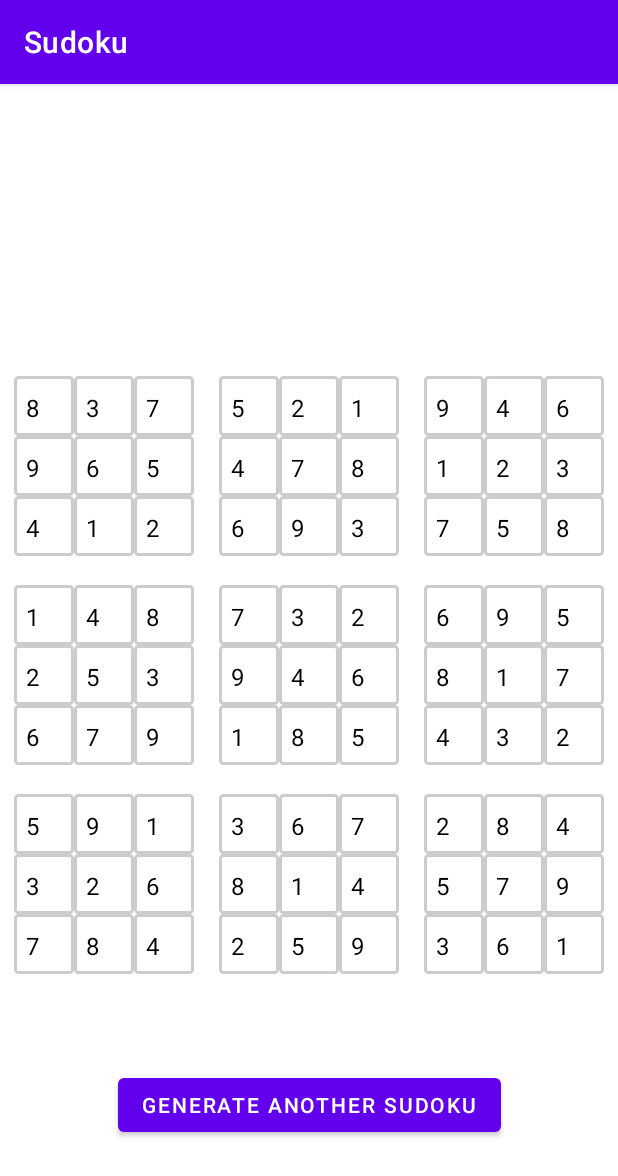
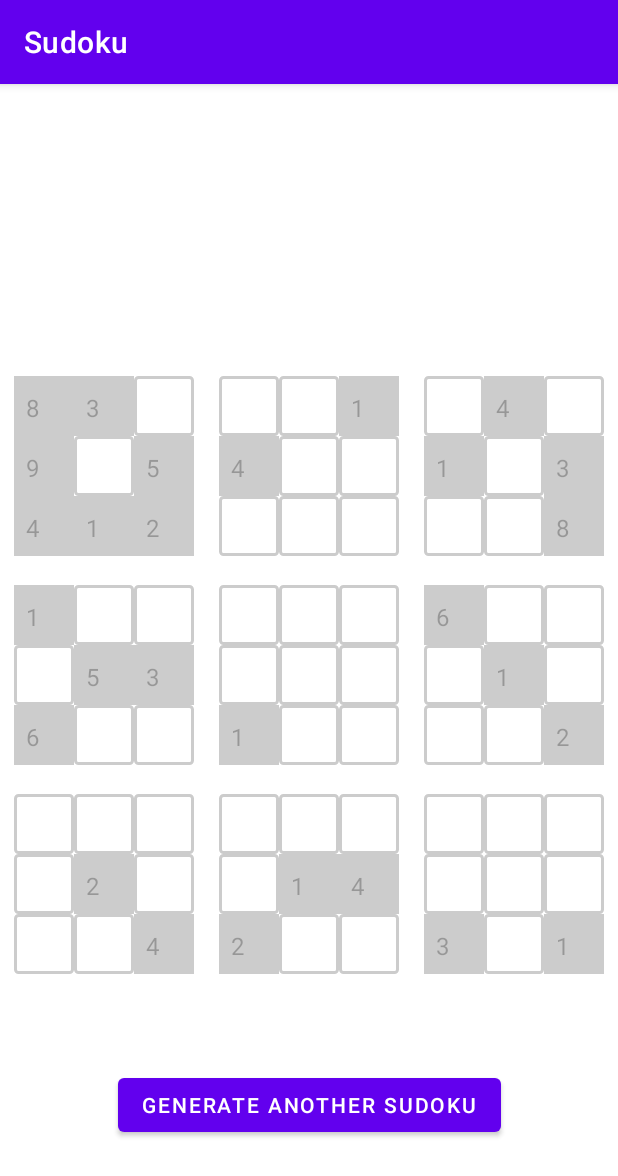
Before and after one commit to ItsIvanPsk/Sudoku, an Android app: the first screen one second after launch (MainActivity), on a phone screen of 412 x 824 dp. Shown: the top 1176 px of the screen. Run offline under Robolectric (Android 15) with nearby library versions, the phone set to English and light mode, and no system bars.

Commit message:
Generate new sudoku game

```diff
--- a/app/src/main/java/com/example/sudoku/MainActivity.java
+++ b/app/src/main/java/com/example/sudoku/MainActivity.java
@@ -1,18 +1,15 @@
 package com.example.sudoku;
 
+import androidx.appcompat.app.AlertDialog;
 import androidx.appcompat.app.AppCompatActivity;
 
+import android.content.DialogInterface;
 import android.graphics.Color;
-import android.os.Build;
 import android.os.Bundle;
-import android.util.Log;
 import android.view.View;
 import android.widget.AdapterView;
 import android.widget.ArrayAdapter;
 import android.widget.Button;
-import android.widget.GridLayout;
-import android.widget.LinearLayout;
-import android.widget.Space;
 import android.widget.Spinner;
 import android.widget.TableLayout;
 import android.widget.TableRow;
@@ -31,7 +28,7 @@ public class MainActivity extends AppCompatActivity implements AdapterView.OnIte
     static ArrayList<String> spinnerArray = new ArrayList<String>();
     static  Spinner[][] spinners = new Spinner[9][9];
     SudokuModel sm = new SudokuModel();
-
+    AlertDialog.Builder builder;
     @Override
     protected void onCreate(Bundle savedInstanceState) {
         super.onCreate(savedInstanceState);
@@ -41,15 +38,33 @@ public class MainActivity extends AppCompatActivity implements AdapterView.OnIte
         Button btn = findViewById(R.id.sudoku__button_regen);
 
         fillNumbers();
-        sm.generateShuDu();
+        sm.genStartSudoku();
         createTable();
 
         btn.setOnClickListener(new View.OnClickListener() {
             @Override
             public void onClick(View view) {
-                Log.i("55", "regenerated!");
-                sm.generateShuDu();
-                refrescaGUI();
+                System.out.println("pressed!");
+
+                AlertDialog alertDialog = new AlertDialog.Builder(MainActivity.this).create();
+                alertDialog.setTitle("Sudoku");
+                alertDialog.setMessage("Do you wanna generate another sudoku?");
+
+                alertDialog.setButton(AlertDialog.BUTTON_POSITIVE, "YES", new DialogInterface.OnClickListener() {
+                    public void onClick(DialogInterface dialog, int which) {
+                        refreshSpinners();
+                        sm.genStartSudoku();
+                        refrescaGUI();
+                    }
+                });
+
+                alertDialog.setButton(AlertDialog.BUTTON_NEGATIVE, "NO", new DialogInterface.OnClickListener() {
+                    public void onClick(DialogInterface dialog, int which) {
+                        alertDialog.cancel();
+                    }
+                });
+
+                alertDialog.show();
             }
         });
 
@@ -119,17 +134,13 @@ public class MainActivity extends AppCompatActivity implements AdapterView.OnIte
                         (int) adapterView.getTag(R.id.col),
                         Integer.parseInt(adapterView.getSelectedItem().toString())
                 )){
-                    genToast("Correct number");
+                    Toast.makeText(getApplicationContext(), "Correct number", Toast.LENGTH_LONG).show();
                 } else {
-                    genToast("Incorrect number");
+                    Toast.makeText(getApplicationContext(), "Incorrect number", Toast.LENGTH_LONG).show();
                 }
                 refrescaGUI();
-            }
+            } else { adapterView.setSelection(0); }
         }
-    }
-
-    public void genToast(String message) {
-        Toast.makeText(getApplicationContext(), message.toString(), Toast.LENGTH_LONG).show();
     }
 
     @Override
@@ -140,9 +151,23 @@ public class MainActivity extends AppCompatActivity implements AdapterView.OnIte
     public void refrescaGUI(){
         for(int i = 0; i < 9;i++){
             for(int j = 0; j < 9;j++){
-                Integer num = sm.getVal(i, j);
                 spinners[i][j].setSelection(sm.getVal(i, j));
-                // spinners[i][j].setEnabled(false);
+                if(sm.getVal(i, j) != 0) {
+                    spinners[i][j].setEnabled(false);
+                    spinners[i][j].setBackgroundColor(Color.LTGRAY);
+                } else {
+                    spinners[i][j].setEnabled(true);
+                }
+            }
+        }
+    }
+
+    public void refreshSpinners(){
+        for(int i = 0; i < 9;i++){
+            for(int j = 0; j < 9;j++){
+                spinners[i][j].setBackgroundColor(Color.LTGRAY);
+                spinners[i][j].setBackgroundResource(R.drawable.customborder);
+                spinners[i][j].setEnabled(true);
             }
         }
     }
--- a/app/src/main/java/com/example/sudoku/SudokuModel.java
+++ b/app/src/main/java/com/example/sudoku/SudokuModel.java
@@ -9,6 +9,7 @@ import java.util.Random;
 public class SudokuModel extends AppCompatActivity {
 
     static int[][] sudoku = new int[9][9];
+    static int[][] solvedSudoku = new int[9][9];
     private static int[] num = { 1, 2, 3, 4, 5, 6, 7, 8, 9 };
 
     public static int getVal(int row, int col){
@@ -18,16 +19,20 @@ public class SudokuModel extends AppCompatActivity {
     public static boolean setVal(int row, int col, int value) {
         int prev_value = sudoku[row][col];
         System.out.println("IS CORRECT -> " + isCorret(row, col));
-        if (isCorret(row, col)){
+        /*
+        if (sudoku[row][col] != solvedSudoku[row][col]){
             sudoku[row][col] = prev_value;
             return false;
         } else {
             sudoku[row][col] = value;
             return true;
         }
+         */
+        return true;
     }
 
-    public static void generateShuDu(){
+    public static int[][] generateSudoku(){
+        sudoku = new int[9][9];
         for (int i = 0; i < 9; i++) {
             int time = 0;
             for (int j = 0; j < 9; j++) {
@@ -51,6 +56,20 @@ public class SudokuModel extends AppCompatActivity {
             }
         }
         Log.i("55555", "The sudoku has been generated!");
+        return sudoku;
+    }
+
+    public void genStartSudoku(){
+        solvedSudoku = generateSudoku();
+        int cantSolved = 80;
+
+        for (int j = 0; j < cantSolved; j++) {
+            int r = (int) (Math.random() * 9);
+            int c = (int) (Math.random() * 9);
+
+            sudoku[r][c] = 0;
+
+        }
     }
 
     private static boolean isCorret(int row, int col) {
--- a/app/src/main/res/values/strings.xml
+++ b/app/src/main/res/values/strings.xml
@@ -1,6 +1,9 @@
 <resources>
     <string name="app_name">Sudoku</string>
     <string name="sudoku__label__generate">Generate another sudoku</string>
+    <string name="start">New Sudoku</string>
+    <string name="cancel">Cancel</string>
+    <string name="generateNew">Do you want to generate another sudoku?</string>
     <string-array name="numbers">
         <item>1</item>
         <item>2</item>
```
